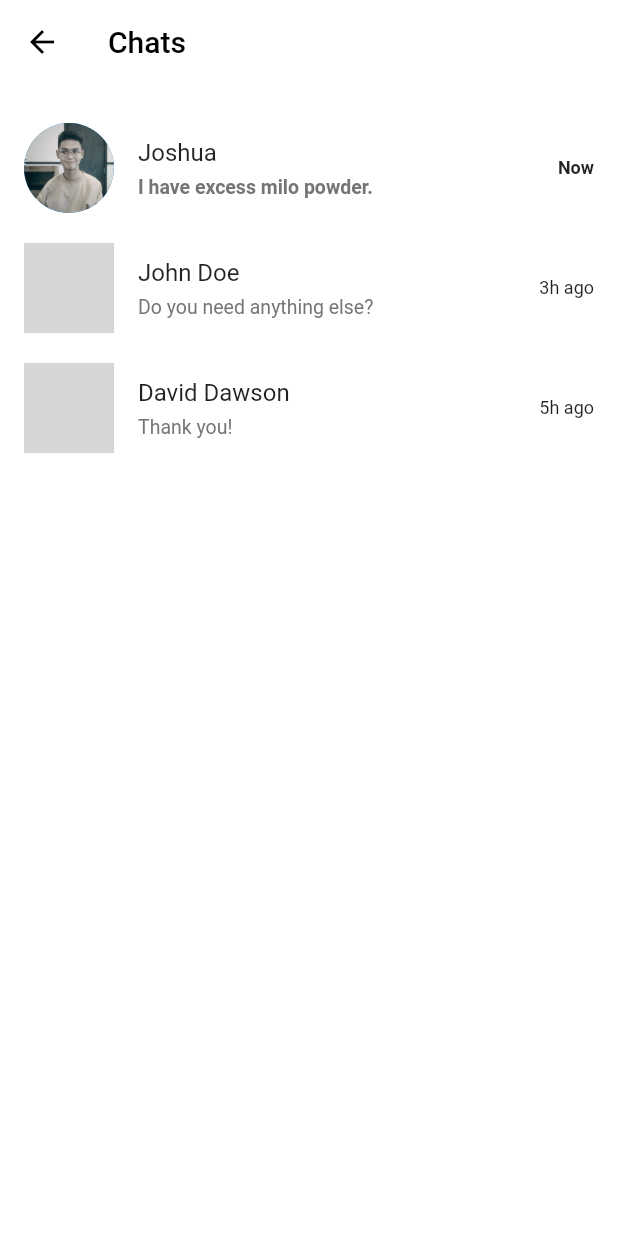
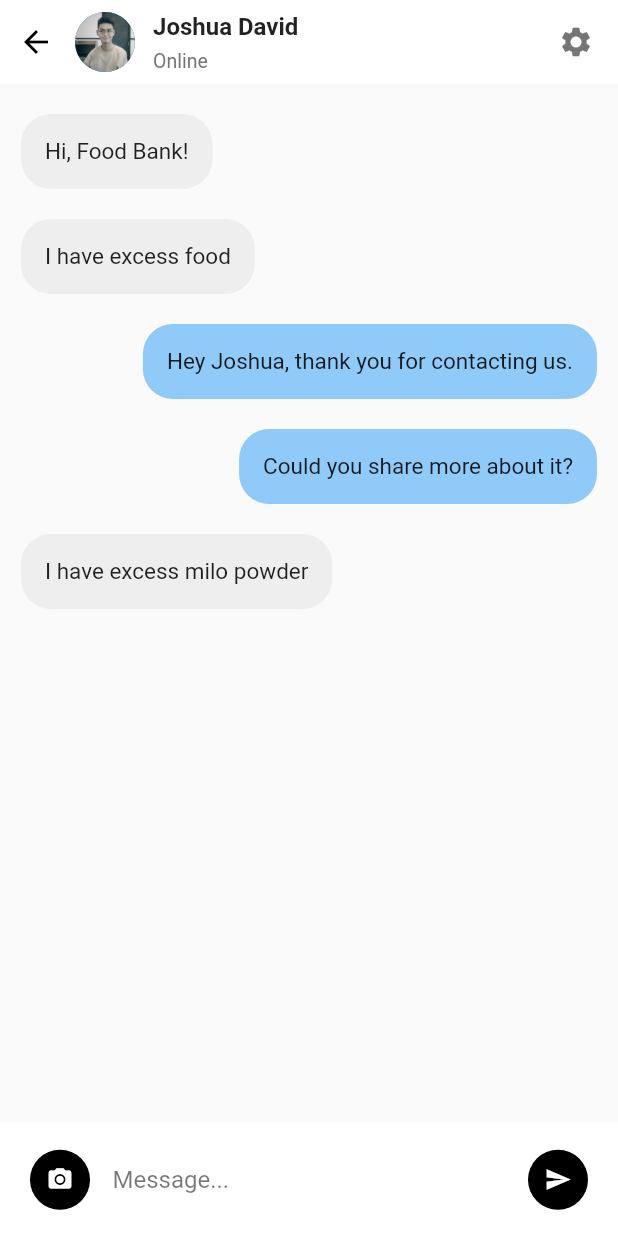
Before and after one commit to torrizing/google-ignite-22-group2, a Flutter app: the ChatScreen screen opened directly, after a tap on "Joshua", on a phone screen of 412 x 824 dp. Run offline on Flutter 3.47's test engine with Material 2 defaults, Android fonts, the phone set to English and light mode, and no system bars; our stand-ins replace google_maps_flutter; grey boxes are pictures that could not be loaded.

Commit message:
added chat details

```diff
--- /dev/null
+++ b/lib/model/chat_message.dart
@@ -0,0 +1,5 @@
+class ChatMessage {
+  String messageContent;
+  String messageType;
+  ChatMessage({required this.messageContent, required this.messageType});
+}
--- a/lib/screens/conversation_list.dart
+++ b/lib/reusable_widgets/conversation_list.dart
@@ -1,4 +1,6 @@
 import 'package:flutter/material.dart';
+import 'package:google_ignite_app/reusable_widgets/navigation.dart';
+import 'package:google_ignite_app/screens/chat/chat_details.dart';
 
 // ignore: must_be_immutable
 class ConversationList extends StatefulWidget {
@@ -24,7 +26,9 @@ class _ConversationListState extends State<ConversationList> {
   @override
   Widget build(BuildContext context) {
     return GestureDetector(
-        onTap: () {},
+        onTap: () {
+          nextScreen(context, const ChatDetails());
+        },
         child: Container(
             padding:
                 const EdgeInsets.only(left: 16, right: 16, top: 10, bottom: 10),
--- /dev/null
+++ b/lib/screens/chat/chat_details.dart
@@ -0,0 +1,174 @@
+import 'package:flutter/material.dart';
+import 'package:google_ignite_app/model/chat_message.dart';
+
+class ChatDetails extends StatefulWidget {
+  const ChatDetails({super.key});
+
+  @override
+  State<ChatDetails> createState() => _ChatDetailsState();
+}
+
+class _ChatDetailsState extends State<ChatDetails> {
+  List<ChatMessage> messages = [
+    ChatMessage(messageContent: "Hi, Food Bank!", messageType: "receiver"),
+    ChatMessage(messageContent: "I have excess food", messageType: "receiver"),
+    ChatMessage(
+        messageContent: "Hey Joshua, thank you for contacting us.",
+        messageType: "sender"),
+    ChatMessage(
+        messageContent: "Could you share more about it?",
+        messageType: "sender"),
+    ChatMessage(
+        messageContent: "I have excess milo powder", messageType: "receiver"),
+  ];
+
+  @override
+  Widget build(BuildContext context) {
+    return Scaffold(
+        appBar: AppBar(
+          elevation: 0,
+          automaticallyImplyLeading: false,
+          backgroundColor: Colors.white,
+          flexibleSpace: SafeArea(
+            child: Container(
+              padding: const EdgeInsets.only(right: 16),
+              child: Row(
+                children: <Widget>[
+                  IconButton(
+                    onPressed: () {
+                      Navigator.pop(context);
+                    },
+                    icon: const Icon(
+                      Icons.arrow_back,
+                      color: Colors.black,
+                    ),
+                  ),
+                  const SizedBox(
+                    width: 2,
+                  ),
+                  const CircleAvatar(
+                    backgroundImage: AssetImage("assets/images/joshua.jpeg"),
+                    maxRadius: 20,
+                  ),
+                  const SizedBox(
+                    width: 12,
+                  ),
+                  Expanded(
+                    child: Column(
+                      crossAxisAlignment: CrossAxisAlignment.start,
+                      mainAxisAlignment: MainAxisAlignment.center,
+                      children: <Widget>[
+                        const Text(
+                          "Joshua David",
+                          style: TextStyle(
+                              fontSize: 16, fontWeight: FontWeight.w600),
+                        ),
+                        const SizedBox(
+                          height: 6,
+                        ),
+                        Text(
+                          "Online",
+                          style: TextStyle(
+                              color: Colors.grey.shade600, fontSize: 13),
+                        ),
+                      ],
+                    ),
+                  ),
+                  const Icon(
+                    Icons.settings,
+                    color: Colors.black54,
+                  ),
+                ],
+              ),
+            ),
+          ),
+        ),
+        body: Stack(
+          children: <Widget>[
+            ListView.builder(
+              itemCount: messages.length,
+              shrinkWrap: true,
+              padding: const EdgeInsets.only(top: 10, bottom: 10),
+              physics: const NeverScrollableScrollPhysics(),
+              itemBuilder: (context, index) {
+                return Container(
+                  padding: const EdgeInsets.only(
+                      left: 14, right: 14, top: 10, bottom: 10),
+                  child: Align(
+                    alignment: (messages[index].messageType == "receiver"
+                        ? Alignment.topLeft
+                        : Alignment.topRight),
+                    child: Container(
+                      decoration: BoxDecoration(
+                        borderRadius: BorderRadius.circular(20),
+                        color: (messages[index].messageType == "receiver"
+                            ? Colors.grey.shade200
+                            : Colors.blue[200]),
+                      ),
+                      padding: const EdgeInsets.all(16),
+                      child: Text(
+                        messages[index].messageContent,
+                        style: const TextStyle(fontSize: 15),
+                      ),
+                    ),
+                  ),
+                );
+              },
+            ),
+            Align(
+              alignment: Alignment.bottomLeft,
+              child: Container(
+                padding: const EdgeInsets.only(left: 20, right: 20),
+                height: 75,
+                width: double.infinity,
+                color: Colors.white,
+                child: Row(
+                  children: <Widget>[
+                    SizedBox(
+                      width: 40.0,
+                      child: FloatingActionButton(
+                        onPressed: () {},
+                        backgroundColor: Colors.black,
+                        elevation: 0,
+                        child: const Icon(
+                          Icons.photo_camera,
+                          color: Colors.white,
+                          size: 18,
+                        ),
+                      ),
+                    ),
+                    const SizedBox(
+                      width: 15,
+                    ),
+                    const Expanded(
+                      child: TextField(
+                        decoration: InputDecoration(
+                            hintText: "Message...",
+                            hintStyle: TextStyle(color: Colors.black54),
+                            border: InputBorder.none),
+                      ),
+                    ),
+                    const SizedBox(
+                      width: 15,
+                    ),
+                    SizedBox(
+                      width: 40.0,
+                      child: FloatingActionButton(
+                        onPressed: () {},
+                        backgroundColor: Colors.black,
+                        elevation: 0,
+                        child: const Icon(
+                          Icons.send,
+                          color: Colors.white,
+                          size: 18,
+                        ),
+                      ),
+                    )
+                  ],
+                ),
+              ),
+            ),
+          ],
+        ));
+  }
+}
--- a/lib/screens/chat_screen.dart
+++ b/lib/screens/chat/chat_screen.dart
@@ -1,6 +1,6 @@
 import 'package:flutter/material.dart';
 import 'package:google_ignite_app/model/chat_user.dart';
-import 'package:google_ignite_app/screens/conversation_list.dart';
+import 'package:google_ignite_app/reusable_widgets/conversation_list.dart';
 
 class ChatScreen extends StatelessWidget {
   const ChatScreen({super.key});
@@ -32,7 +32,7 @@ class _ChatDataState extends State<ChatData> {
   List<ChatUsers> chatUsers = [
     ChatUsers(
         name: "Joshua",
-        messageText: "I have excess milo powder.",
+        messageText: "I have excess milo powder",
         imageURL: "assets/images/joshua.jpeg",
         time: "Now"),
     ChatUsers(
@@ -86,6 +86,7 @@ class _ChatDataState extends State<ChatData> {
             isMessageRead: (index == 0 || index == 3) ? true : false,
           );
         });
+
     // return SafeArea(
     //     child:
     //         Column(mainAxisAlignment: MainAxisAlignment.end, children: <Widget>[
--- a/lib/screens/home_screen.dart
+++ b/lib/screens/home_screen.dart
@@ -1,6 +1,6 @@
 import 'package:flutter/material.dart';
 import 'package:google_ignite_app/reusable_widgets/navigation.dart';
-import 'package:google_ignite_app/screens/chat_screen.dart';
+import 'package:google_ignite_app/screens/chat/chat_screen.dart';
 import 'package:google_ignite_app/screens/management_screen.dart';
 import 'package:google_ignite_app/screens/map_screen.dart';
 import 'package:google_ignite_app/reusable_widgets/card_widget.dart';
```
